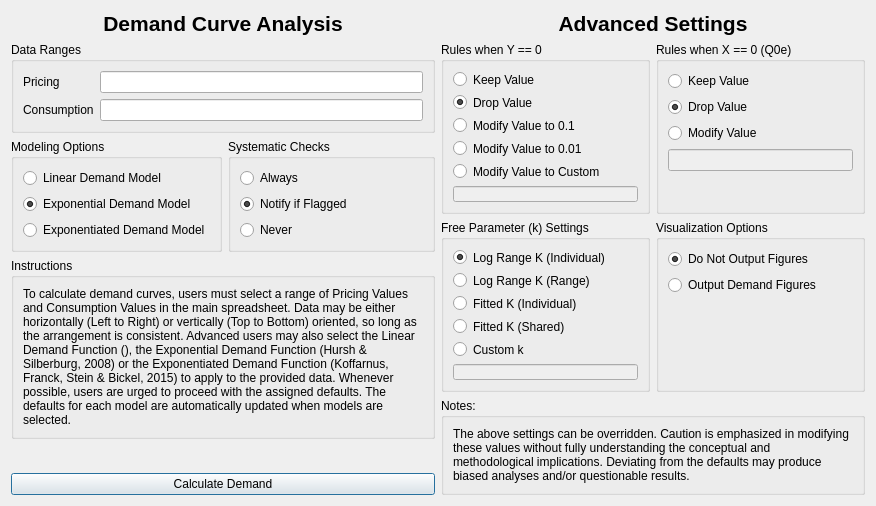
The window that demandsettingsdialog.ui (miyamot0/DemandCalculatorQT) describes before a commit, drawn with Qt 5.
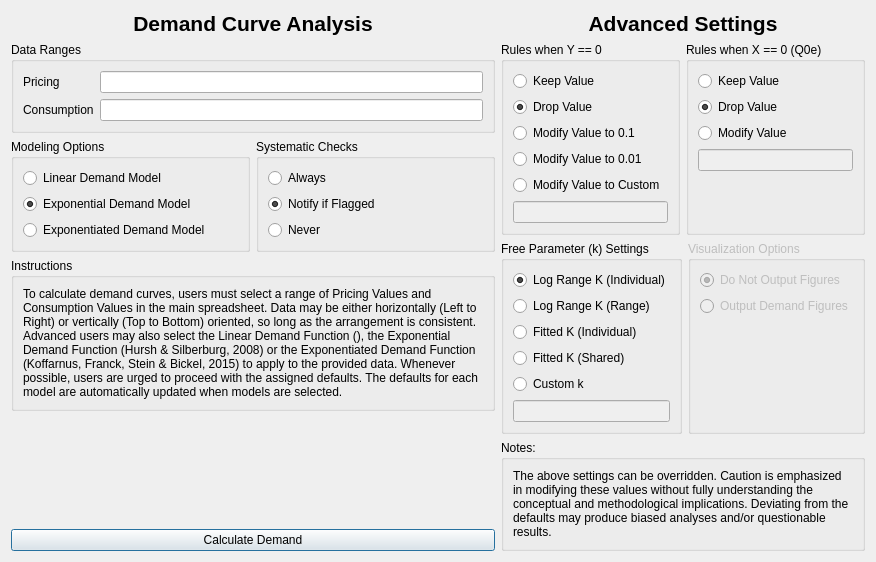
The same window after the commit.

Commit message: mac-specific layout fixes

```diff
--- a/demandsettingsdialog.ui
+++ b/demandsettingsdialog.ui
@@ -7,7 +7,7 @@
     <x>0</x>
     <y>0</y>
     <width>876</width>
-    <height>501</height>
+    <height>562</height>
    </rect>
   </property>
   <property name="windowTitle">
@@ -24,6 +24,8 @@
       </widget>
      </item>
      <item>
+      <layout class="QHBoxLayout" name="horizontalLayout_3">
+       <item>
       <widget class="QGroupBox" name="groupBox">
        <property name="title">
         <string>Data Ranges</string>
@@ -31,6 +33,9 @@
        <layout class="QVBoxLayout" name="verticalLayout_3">
         <item>
          <layout class="QFormLayout" name="formLayout">
+            <property name="fieldGrowthPolicy">
+             <enum>QFormLayout::ExpandingFieldsGrow</enum>
+            </property>
           <item row="0" column="0">
            <widget class="QLabel" name="label_3">
             <property name="text">
@@ -41,7 +46,7 @@
           <item row="0" column="1">
            <widget class="QLineEdit" name="priceRangeText">
             <property name="sizePolicy">
-             <sizepolicy hsizetype="Preferred" vsizetype="Preferred">
+               <sizepolicy hsizetype="Expanding" vsizetype="Preferred">
               <horstretch>0</horstretch>
               <verstretch>0</verstretch>
              </sizepolicy>
@@ -61,7 +66,7 @@
           <item row="1" column="1">
            <widget class="QLineEdit" name="consumptionRangeText">
             <property name="sizePolicy">
-             <sizepolicy hsizetype="Preferred" vsizetype="Preferred">
+               <sizepolicy hsizetype="Expanding" vsizetype="Preferred">
               <horstretch>0</horstretch>
               <verstretch>0</verstretch>
              </sizepolicy>
@@ -76,6 +81,8 @@
        </layout>
       </widget>
      </item>
+      </layout>
+     </item>
      <item>
       <layout class="QHBoxLayout" name="horizontalLayout_2">
        <item>
@@ -437,6 +444,9 @@
        </item>
        <item>
         <widget class="QGroupBox" name="groupBox_5">
+         <property name="enabled">
+          <bool>false</bool>
+         </property>
          <property name="title">
           <string>Visualization Options</string>
          </property>
```
Lines whose indentation alone changed are shown as unchanged. The commit also changes 2 other files.
